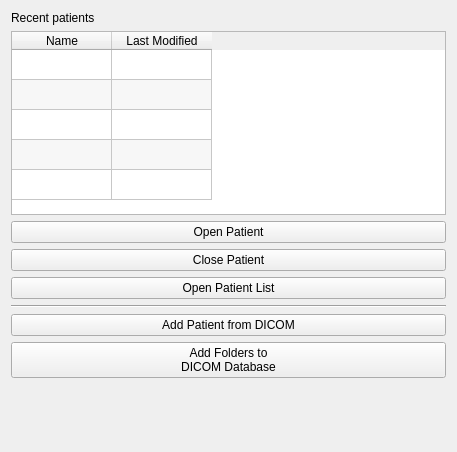
Old version of the form Patients/Resources/UI/Patients.ui in the repository NousNav/SlicerOpenNav.
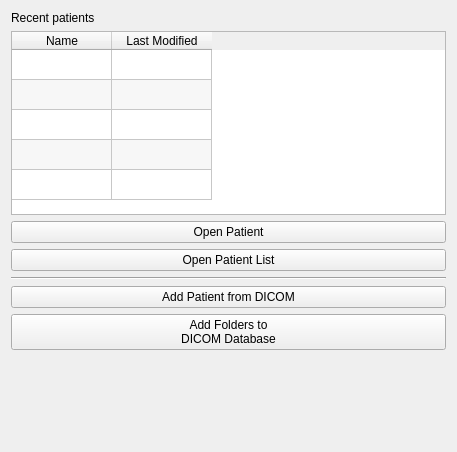
New version of the form. Custom widgets are drawn as their Qt base class.

Commit message:
ENH: Consolidate patients ui
- merge open/close plan button
- make buttons shorter

```diff
--- a/Patients/Resources/UI/Patients.ui
+++ b/Patients/Resources/UI/Patients.ui
@@ -72,12 +72,8 @@
      <property name="text">
       <string>Open Patient</string>
      </property>
-    </widget>
-   </item>
-   <item>
-    <widget class="QPushButton" name="ClearPlanButton">
-     <property name="text">
-      <string>Close Patient</string>
+     <property name="checkable">
+      <bool>true</bool>
      </property>
     </widget>
    </item>
```
Left out of the diff: 2 changed lines with no effect on the pictures. The commit also changes 3 other files.
